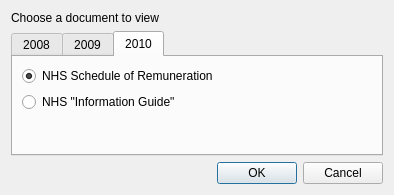
The window that src/openmolar/qt-designer/chooseDocument.ui (rowinggolfer/openmolar1) describes before a commit, drawn with Qt 5.
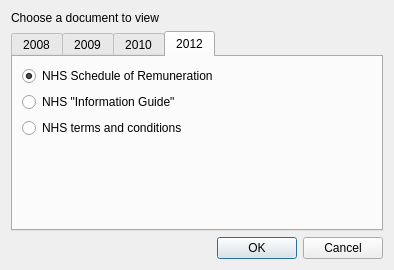
The same window after the commit.

Commit message: currtrtmt table data is corrupted. schema change moves this to a better design (slightly!) Also new NHS scotland documents.

Diff of the .ui file:
```diff
--- a/src/openmolar/qt-designer/chooseDocument.ui
+++ b/src/openmolar/qt-designer/chooseDocument.ui
@@ -7,7 +7,7 @@
     <x>0</x>
     <y>0</y>
     <width>394</width>
-    <height>195</height>
+    <height>270</height>
    </rect>
   </property>
   <property name="windowTitle">
@@ -24,7 +24,7 @@
    <item>
     <widget class="QTabWidget" name="tabWidget">
      <property name="currentIndex">
-      <number>2</number>
+      <number>3</number>
      </property>
      <widget class="QWidget" name="tab">
       <attribute name="title">
@@ -137,6 +137,50 @@
        </item>
       </layout>
      </widget>
+     <widget class="QWidget" name="tab_4">
+      <attribute name="title">
+       <string>2012</string>
+      </attribute>
+      <layout class="QVBoxLayout" name="verticalLayout_8">
+       <item>
+        <widget class="QRadioButton" name="remuneration2010_radioButton_3">
+         <property name="text">
+          <string>NHS Schedule of Remuneration</string>
+         </property>
+         <property name="checked">
+          <bool>true</bool>
+         </property>
+        </widget>
+       </item>
+       <item>
+        <widget class="QRadioButton" name="info2012_radioButton">
+         <property name="text">
+          <string>NHS &quot;Information Guide&quot;</string>
+         </property>
+        </widget>
+       </item>
+       <item>
+        <widget class="QRadioButton" name="terms_radioButton">
+         <property name="text">
+          <string>NHS terms and conditions</string>
+         </property>
+        </widget>
+       </item>
+       <item>
+        <spacer name="verticalSpacer_7">
+         <property name="orientation">
+          <enum>Qt::Vertical</enum>
+         </property>
+         <property name="sizeHint" stdset="0">
+          <size>
+           <width>128</width>
+           <height>15</height>
+          </size>
+         </property>
+        </spacer>
+       </item>
+      </layout>
+     </widget>
     </widget>
    </item>
    <item>
```
Left out of the diff: 6 changed lines with no effect on the pictures. The commit also changes 13 other files.
